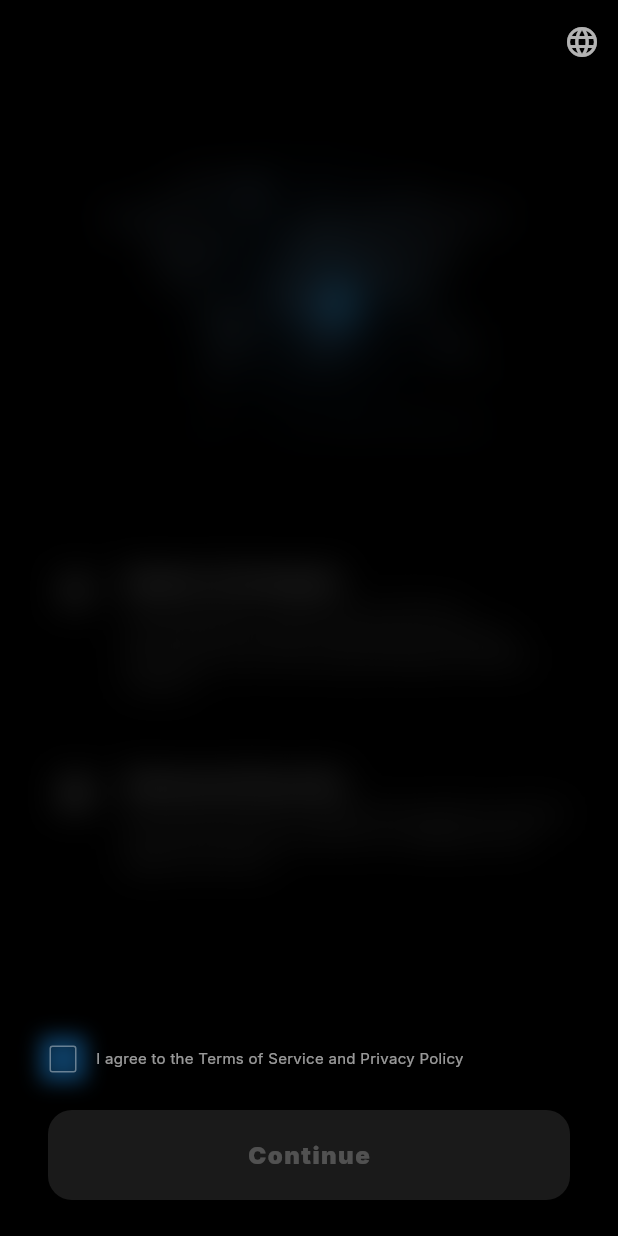
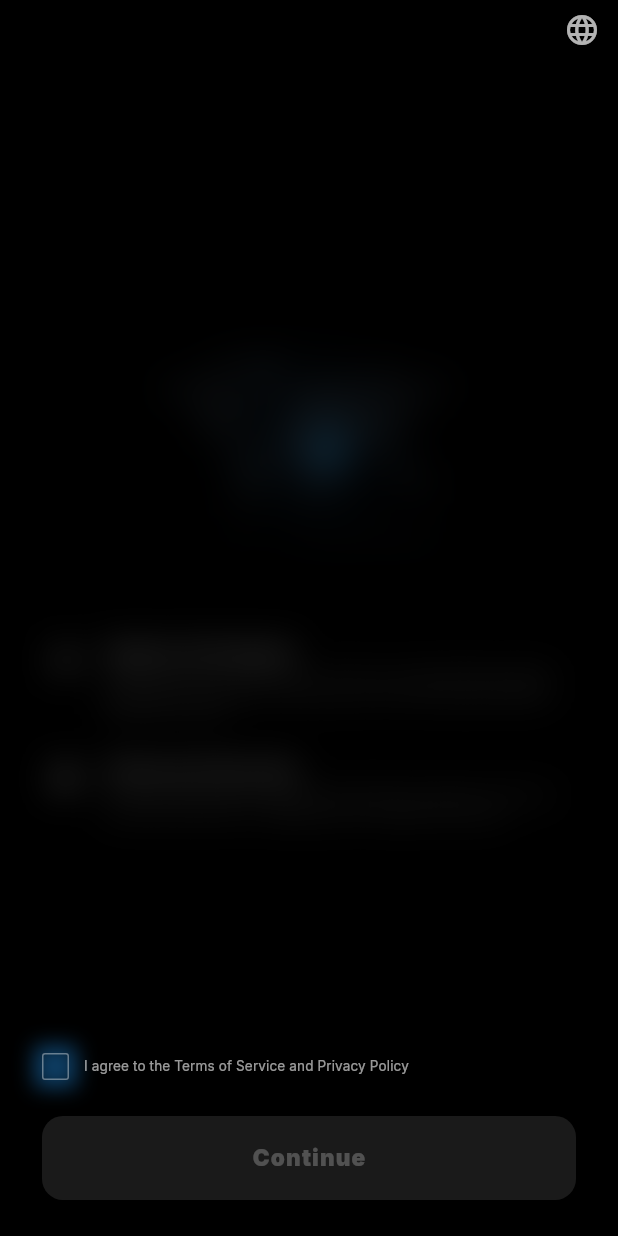
Before and after one commit to fuadusman3993-eng/cold, a Flutter app: the screen it shows after launch, on a phone screen of 412 x 824 dp. Run offline on Flutter 3.47's test engine with Material 3 defaults, Android fonts, the phone set to English and light mode, and no system bars; our stand-ins replace google_fonts, supabase_flutter; accounts and stored records are empty.

Commit message:
UI Refinement: Final layout optimization for single-viewport fit and zero-overlap

```diff
--- a/lib/features/onboarding/presentation/screens/onboarding_screen.dart
+++ b/lib/features/onboarding/presentation/screens/onboarding_screen.dart
@@ -53,16 +53,16 @@ class _OnboardingScreenState extends State<OnboardingScreen> with SingleTickerPr
         backgroundColor: Colors.transparent,
         elevation: 0,
         actions: const [LanguageSelector()],
+        toolbarHeight: 40, // Reduced toolbar height to save space
       ),
       body: SafeArea(
         child: Padding(
-          padding: const EdgeInsets.symmetric(horizontal: 32.0),
+          padding: const EdgeInsets.symmetric(horizontal: 28.0), // Slightly narrower padding
           child: Column(
-            mainAxisAlignment: MainAxisAlignment.center,
             children: [
-              // 1. Blurred Content Section
+              // 1. Content Section (Blurred/Dimmed)
               Expanded(
-                flex: 4, // Give more weight to pull content up
+                flex: 5,
                 child: TweenAnimationBuilder<double>(
                   tween: Tween<double>(begin: 12.0, end: _hasAgreedToTerms ? 0.0 : 12.0),
                   duration: const Duration(milliseconds: 800),
@@ -73,15 +73,14 @@ class _OnboardingScreenState extends State<OnboardingScreen> with SingleTickerPr
                         duration: const Duration(milliseconds: 800),
                         opacity: _hasAgreedToTerms ? 1.0 : 0.3,
                         child: Column(
-                          mainAxisAlignment: MainAxisAlignment.center,
                           children: [
-                            const Spacer(flex: 2),
+                            const Spacer(flex: 1), // Reduced top space to shift map up
                             Image.asset(
                               'assets/images/world_map.png',
-                              height: 280, // Slightly reduced height to save space
+                              height: 200, // Reduced height to save significant space
                               fit: BoxFit.contain,
                               errorBuilder: (context, error, stackTrace) => Container(
-                                height: 180,
+                                height: 140,
                                 decoration: BoxDecoration(
                                   gradient: RadialGradient(
                                     colors: [Colors.white.withOpacity(0.05), Colors.transparent],
@@ -89,13 +88,13 @@ class _OnboardingScreenState extends State<OnboardingScreen> with SingleTickerPr
                                 ),
                               ),
                             ),
-                            const SizedBox(height: 40), // Reduced spacing to pull features up
+                            const SizedBox(height: 30), // Reduced gap to pull features up
                             _buildFeatureItem(
                               Icons.psychology_outlined,
                               l10n.translate('islamic_ai_title'),
                               l10n.translate('islamic_ai_subtitle'),
                             ),
-                            const SizedBox(height: 48), // Increased spacing between features to prevent overlap
+                            const SizedBox(height: 24), // Tighter gap between features
                             _buildFeatureItem(
                               Icons.security_outlined,
                               l10n.translate('advanced_security_title'),
@@ -110,15 +109,12 @@ class _OnboardingScreenState extends State<OnboardingScreen> with SingleTickerPr
                 ),
               ),
 
-              // 2. Interactive Section (Unblurred)
-              Expanded(
-                flex: 2, // Control bottom section weight
-                child: Padding(
+              // 2. Interactive Section (Pushed to bottom)
+              Padding(
                 padding: const EdgeInsets.only(bottom: 24.0),
                 child: Column(
-                    mainAxisAlignment: MainAxisAlignment.end,
                   children: [
-                      // Pulsing Checkbox Row
+                    // Agreement Checkbox
                     Row(
                       children: [
                         AnimatedBuilder(
@@ -139,8 +135,8 @@ class _OnboardingScreenState extends State<OnboardingScreen> with SingleTickerPr
                             );
                           },
                           child: SizedBox(
-                              height: 20,
-                              width: 20,
+                            height: 18,
+                            width: 18,
                             child: Checkbox(
                               value: _hasAgreedToTerms,
                               onChanged: (value) {
@@ -154,15 +150,14 @@ class _OnboardingScreenState extends State<OnboardingScreen> with SingleTickerPr
                             ),
                           ),
                         ),
-                          const SizedBox(width: 12),
+                        const SizedBox(width: 10),
                         Expanded(
                           child: Text(
                             l10n.translate('terms_agreement'),
                             style: theme.textTheme.bodySmall?.copyWith(
                               color: _hasAgreedToTerms ? Colors.white : Colors.white60,
-                                fontWeight: FontWeight.w400,
-                                fontSize: 10,
-                                letterSpacing: 0.2,
+                              fontSize: 9, // Minimal size to save vertical weight
+                              letterSpacing: 0.1,
                             ),
                           ),
                         ),
@@ -173,7 +168,7 @@ class _OnboardingScreenState extends State<OnboardingScreen> with SingleTickerPr
                     AnimatedContainer(
                       duration: const Duration(milliseconds: 500),
                       decoration: BoxDecoration(
-                          borderRadius: BorderRadius.circular(16),
+                        borderRadius: BorderRadius.circular(14),
                         boxShadow: _hasAgreedToTerms
                             ? [
                                 BoxShadow(
@@ -206,10 +201,10 @@ class _OnboardingScreenState extends State<OnboardingScreen> with SingleTickerPr
                           foregroundColor: Colors.white,
                           disabledBackgroundColor: _charcoal,
                           disabledForegroundColor: Colors.white24,
-                            minimumSize: const Size(double.infinity, 60),
+                          minimumSize: const Size(double.infinity, 56), // Slightly shorter
                           elevation: 0,
                           shape: RoundedRectangleBorder(
-                              borderRadius: BorderRadius.circular(16),
+                            borderRadius: BorderRadius.circular(14),
                           ),
                         ),
                         child: Text(
@@ -217,14 +212,13 @@ class _OnboardingScreenState extends State<OnboardingScreen> with SingleTickerPr
                           style: theme.textTheme.bodyLarge?.copyWith(
                             color: _hasAgreedToTerms ? Colors.white : Colors.white24,
                             fontWeight: FontWeight.w900,
-                              fontSize: 16,
-                              letterSpacing: 1.0,
+                            fontSize: 15, // Compacted
+                            letterSpacing: 0.8,
                           ),
                         ),
                       ),
                     ),
                   ],
-                  ),
                 ),
               ),
             ],
@@ -240,14 +234,14 @@ class _OnboardingScreenState extends State<OnboardingScreen> with SingleTickerPr
       crossAxisAlignment: CrossAxisAlignment.start,
       children: [
         Container(
-          padding: const EdgeInsets.all(8),
+          padding: const EdgeInsets.all(6),
           decoration: BoxDecoration(
             color: Colors.white.withOpacity(0.05),
-            borderRadius: BorderRadius.circular(10),
+            borderRadius: BorderRadius.circular(8),
           ),
-          child: Icon(icon, color: Colors.white, size: 20),
+          child: Icon(icon, color: Colors.white, size: 18),
         ),
-        const SizedBox(width: 14),
+        const SizedBox(width: 12),
         Expanded(
           child: Column(
             crossAxisAlignment: CrossAxisAlignment.start,
@@ -255,17 +249,17 @@ class _OnboardingScreenState extends State<OnboardingScreen> with SingleTickerPr
               Text(
                 title,
                 style: theme.textTheme.displaySmall?.copyWith(
-                  fontSize: 16,
+                  fontSize: 14, // Compacted for premium minimalist feel
                   letterSpacing: -0.1,
                 ),
               ),
-              const SizedBox(height: 3),
+              const SizedBox(height: 2),
               Text(
                 subtitle,
                 style: theme.textTheme.bodyMedium?.copyWith(
                   color: Colors.white60,
-                  fontSize: 12,
-                  height: 1.3,
+                  fontSize: 10, // Compacted to prevent crowding
+                  height: 1.2,
                 ),
               ),
             ],
```
Lines whose indentation alone changed are shown as unchanged.
